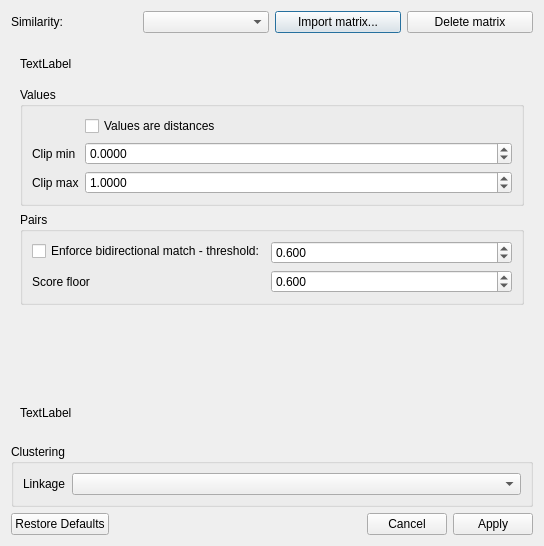
Before: the Qt Designer form gui/resources/ClusterParamsDialog.ui in mhagar/MzKit, drawn with Qt 5.
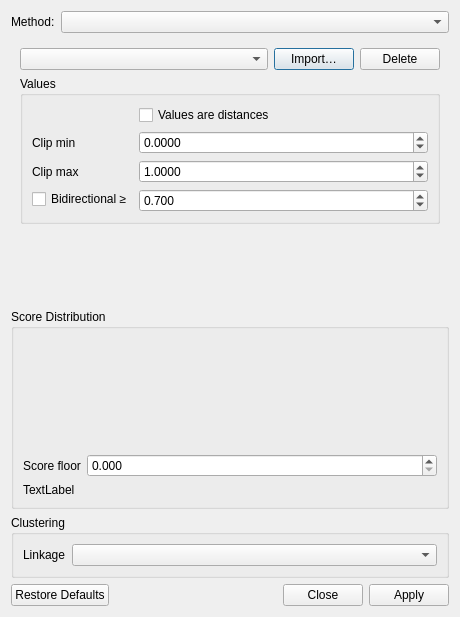
After: the same form once the commit is applied. The open tabs and pages were chosen to show the change.

Patch:
```diff
--- a/gui/resources/ClusterParamsDialog.ui
+++ b/gui/resources/ClusterParamsDialog.ui
@@ -6,8 +6,8 @@
    <rect>
     <x>0</x>
     <y>0</y>
-    <width>544</width>
-    <height>546</height>
+    <width>460</width>
+    <height>617</height>
    </rect>
   </property>
   <property name="windowTitle">
@@ -17,40 +17,65 @@
    <item>
     <layout class="QHBoxLayout" name="horizontalLayout">
      <item>
-      <widget class="QLabel" name="label">
+      <widget class="QLabel" name="labelMethod">
        <property name="text">
-        <string>Similarity:</string>
+        <string>Method:</string>
        </property>
       </widget>
      </item>
      <item>
-      <widget class="QComboBox" name="comboSource"/>
-     </item>
-     <item>
-      <widget class="QPushButton" name="btnImport">
-       <property name="text">
-        <string>Import matrix...</string>
-       </property>
-      </widget>
-     </item>
-     <item>
-      <widget class="QPushButton" name="btnDelete">
-       <property name="text">
-        <string>Delete matrix</string>
+      <widget class="QComboBox" name="comboMethod">
+       <property name="sizePolicy">
+        <sizepolicy hsizetype="Expanding" vsizetype="Fixed">
+         <horstretch>0</horstretch>
+         <verstretch>0</verstretch>
+        </sizepolicy>
        </property>
       </widget>
      </item>
     </layout>
    </item>
    <item>
-    <widget class="QStackedWidget" name="stackSource">
+    <widget class="QStackedWidget" name="stackMethod">
      <property name="currentIndex">
       <number>0</number>
      </property>
+     <widget class="QWidget" name="pageMs2ds">
+      <layout class="QVBoxLayout" name="verticalLayout_2">
+       <item>
+        <widget class="QLabel" name="labelMs2ds">
+         <property name="text">
+          <string>Scores each pair of analytes' representative MS2 spectra using MS2DeepScore 2.0</string>
+         </property>
+         <property name="wordWrap">
+          <bool>true</bool>
+         </property>
+        </widget>
+       </item>
+       <item>
+        <spacer name="verticalSpacer">
+         <property name="orientation">
+          <enum>Qt::Vertical</enum>
+         </property>
+         <property name="sizeHint" stdset="0">
+          <size>
+           <width>20</width>
+           <height>0</height>
+          </size>
+         </property>
+        </spacer>
+       </item>
+      </layout>
+     </widget>
      <widget class="QWidget" name="pageCosine">
-      <layout class="QFormLayout" name="formLayout">
+      <layout class="QVBoxLayout" name="verticalLayout_3">
+       <item>
+        <layout class="QFormLayout" name="formCosine">
+         <property name="fieldGrowthPolicy">
+          <enum>QFormLayout::AllNonFixedFieldsGrow</enum>
+         </property>
        <item row="0" column="0">
-        <widget class="QLabel" name="label_2">
+          <widget class="QLabel" name="labelTolerance">
          <property name="text">
           <string>m/z tolerance</string>
          </property>
@@ -61,6 +86,9 @@
          <property name="decimals">
           <number>4</number>
          </property>
+           <property name="minimum">
+            <double>0.000100000000000</double>
+           </property>
          <property name="maximum">
           <double>1.000000000000000</double>
          </property>
@@ -70,26 +98,12 @@
         </widget>
        </item>
        <item row="1" column="0">
-        <widget class="QLabel" name="label_3">
+          <widget class="QLabel" name="labelMzPower">
          <property name="text">
           <string>m/z power</string>
          </property>
         </widget>
        </item>
-       <item row="2" column="0">
-        <widget class="QLabel" name="label_4">
-         <property name="text">
-          <string>Intensity power</string>
-         </property>
-        </widget>
-       </item>
-       <item row="3" column="0">
-        <widget class="QLabel" name="label_5">
-         <property name="text">
-          <string>Min. matched peaks</string>
-         </property>
-        </widget>
-       </item>
        <item row="1" column="1">
         <widget class="QDoubleSpinBox" name="spinMzPower">
          <property name="maximum">
@@ -100,6 +114,13 @@
          </property>
         </widget>
        </item>
+         <item row="2" column="0">
+          <widget class="QLabel" name="labelIntsyPower">
+           <property name="text">
+            <string>Intensity power</string>
+           </property>
+          </widget>
+         </item>
        <item row="2" column="1">
         <widget class="QDoubleSpinBox" name="spinIntsyPower">
          <property name="maximum">
@@ -110,6 +131,13 @@
          </property>
         </widget>
        </item>
+         <item row="3" column="0">
+          <widget class="QLabel" name="labelMinMatches">
+           <property name="text">
+            <string>Min. matched peaks</string>
+           </property>
+          </widget>
+         </item>
        <item row="3" column="1">
         <widget class="QSpinBox" name="spinMinMatches">
          <property name="maximum">
@@ -118,28 +146,61 @@
         </widget>
        </item>
       </layout>
+       </item>
+       <item>
+        <spacer name="verticalSpacer_2">
+         <property name="orientation">
+          <enum>Qt::Vertical</enum>
+         </property>
+         <property name="sizeHint" stdset="0">
+          <size>
+           <width>20</width>
+           <height>0</height>
+          </size>
+         </property>
+        </spacer>
+       </item>
+      </layout>
      </widget>
      <widget class="QWidget" name="pageImported">
-      <layout class="QVBoxLayout" name="verticalLayout_2">
+      <layout class="QVBoxLayout" name="verticalLayout_4">
        <item>
-        <widget class="QLabel" name="labelMatrixInfo">
+        <layout class="QHBoxLayout" name="horizontalLayout_2">
+         <item>
+          <widget class="QComboBox" name="comboMatrix">
+           <property name="sizePolicy">
+            <sizepolicy hsizetype="Expanding" vsizetype="Fixed">
+             <horstretch>0</horstretch>
+             <verstretch>0</verstretch>
+            </sizepolicy>
+           </property>
+          </widget>
+         </item>
+         <item>
+          <widget class="QPushButton" name="btnImport">
          <property name="text">
-          <string>TextLabel</string>
-         </property>
-         <property name="textFormat">
-          <enum>Qt::RichText</enum>
-         </property>
-         <property name="wordWrap">
-          <bool>true</bool>
-         </property>
-        </widget>
-       </item>
+            <string>Import…</string>
+           </property>
+          </widget>
+         </item>
+         <item>
+          <widget class="QPushButton" name="btnDelete">
+           <property name="text">
+            <string>Delete</string>
+           </property>
+          </widget>
+         </item>
+        </layout>
+       </item>
        <item>
-        <widget class="QGroupBox" name="groupBox">
+        <widget class="QGroupBox" name="groupValues">
          <property name="title">
           <string>Values</string>
          </property>
-         <layout class="QFormLayout" name="formLayout_2">
+         <layout class="QFormLayout" name="formValues">
+          <property name="fieldGrowthPolicy">
+           <enum>QFormLayout::AllNonFixedFieldsGrow</enum>
+          </property>
           <item row="0" column="1">
            <widget class="QCheckBox" name="checkDistance">
             <property name="text">
@@ -148,7 +209,7 @@
            </widget>
           </item>
           <item row="1" column="0">
-           <widget class="QLabel" name="label_6">
+           <widget class="QLabel" name="labelClipMin">
             <property name="text">
              <string>Clip min</string>
             </property>
@@ -165,13 +226,10 @@
             <property name="maximum">
              <double>1000000.000000000000000</double>
             </property>
-            <property name="value">
-             <double>0.000000000000000</double>
-            </property>
            </widget>
           </item>
           <item row="2" column="0">
-           <widget class="QLabel" name="label_7">
+           <widget class="QLabel" name="labelClipMax">
             <property name="text">
              <string>Clip max</string>
             </property>
@@ -193,23 +251,14 @@
             </property>
            </widget>
           </item>
-         </layout>
-        </widget>
-       </item>
-       <item>
-        <widget class="QGroupBox" name="groupBox_2">
-         <property name="title">
-          <string>Pairs</string>
-         </property>
-         <layout class="QFormLayout" name="formLayout_3">
-          <item row="0" column="0">
+          <item row="3" column="0">
            <widget class="QCheckBox" name="checkBidirectional">
             <property name="text">
-             <string>Enforce bidirectional match - threshold:</string>
+             <string>Bidirectional ≥</string>
             </property>
            </widget>
           </item>
-          <item row="0" column="1">
+          <item row="3" column="1">
            <widget class="QDoubleSpinBox" name="spinBidirThreshold">
             <property name="decimals">
              <number>3</number>
@@ -221,43 +270,73 @@
              <double>0.050000000000000</double>
             </property>
             <property name="value">
-             <double>0.600000000000000</double>
+             <double>0.700000000000000</double>
             </property>
            </widget>
           </item>
-          <item row="1" column="1">
-           <widget class="QDoubleSpinBox" name="spinFloor">
-            <property name="decimals">
-             <number>3</number>
-            </property>
-            <property name="singleStep">
-             <double>0.050000000000000</double>
-            </property>
-            <property name="value">
-             <double>0.600000000000000</double>
-            </property>
-           </widget>
-          </item>
-          <item row="1" column="0">
-           <widget class="QLabel" name="label_8">
-            <property name="text">
-             <string>Score floor</string>
-            </property>
-           </widget>
+         </layout>
+        </widget>
+       </item>
+       <item>
+        <spacer name="verticalSpacer_3">
+         <property name="orientation">
+          <enum>Qt::Vertical</enum>
+         </property>
+         <property name="sizeHint" stdset="0">
+          <size>
+           <width>20</width>
+           <height>0</height>
+          </size>
+         </property>
+        </spacer>
           </item>
          </layout>
         </widget>
-       </item>
+    </widget>
+   </item>
+   <item>
+    <widget class="QGroupBox" name="groupScoreFilter">
+     <property name="title">
+      <string>Score Distribution</string>
+     </property>
+     <layout class="QVBoxLayout" name="verticalLayout_5">
        <item>
         <widget class="QWidget" name="histogramPlaceholder" native="true">
          <property name="minimumSize">
           <size>
            <width>0</width>
-           <height>80</height>
+          <height>110</height>
           </size>
          </property>
         </widget>
        </item>
+      <item>
+       <layout class="QFormLayout" name="formFloor">
+        <property name="fieldGrowthPolicy">
+         <enum>QFormLayout::AllNonFixedFieldsGrow</enum>
+        </property>
+        <item row="0" column="0">
+         <widget class="QLabel" name="labelFloor">
+          <property name="text">
+           <string>Score floor</string>
+          </property>
+         </widget>
+        </item>
+        <item row="0" column="1">
+         <widget class="QDoubleSpinBox" name="spinFloor">
+          <property name="decimals">
+           <number>3</number>
+          </property>
+          <property name="maximum">
+           <double>1.000000000000000</double>
+          </property>
+          <property name="singleStep">
+           <double>0.050000000000000</double>
+          </property>
+         </widget>
+        </item>
+       </layout>
+      </item>
        <item>
         <widget class="QLabel" name="labelReport">
          <property name="text">
@@ -269,10 +348,12 @@
          <property name="wordWrap">
           <bool>true</bool>
          </property>
+        <property name="textInteractionFlags">
+         <set>Qt::TextSelectableByMouse</set>
+        </property>
         </widget>
        </item>
       </layout>
-     </widget>
     </widget>
    </item>
    <item>
@@ -280,9 +361,12 @@
      <property name="title">
       <string>Clustering</string>
      </property>
-     <layout class="QFormLayout" name="formLayout_4">
+     <layout class="QFormLayout" name="formClustering">
+      <property name="fieldGrowthPolicy">
+       <enum>QFormLayout::AllNonFixedFieldsGrow</enum>
+      </property>
       <item row="0" column="0">
-       <widget class="QLabel" name="label_9">
+       <widget class="QLabel" name="labelLinkage">
         <property name="text">
          <string>Linkage</string>
         </property>
@@ -300,11 +384,15 @@
       <enum>Qt::Horizontal</enum>
      </property>
      <property name="standardButtons">
-      <set>QDialogButtonBox::Apply|QDialogButtonBox::Cancel|QDialogButtonBox::RestoreDefaults</set>
+      <set>QDialogButtonBox::Apply|QDialogButtonBox::Close|QDialogButtonBox::RestoreDefaults</set>
      </property>
     </widget>
    </item>
   </layout>
+  <zorder>stackMethod</zorder>
+  <zorder>groupClustering</zorder>
+  <zorder>buttonBox</zorder>
+  <zorder>groupScoreFilter</zorder>
  </widget>
  <resources/>
  <connections>
```
Left out of the diff: 24 changed lines with no effect on the pictures. Lines whose indentation alone changed are shown as unchanged.
